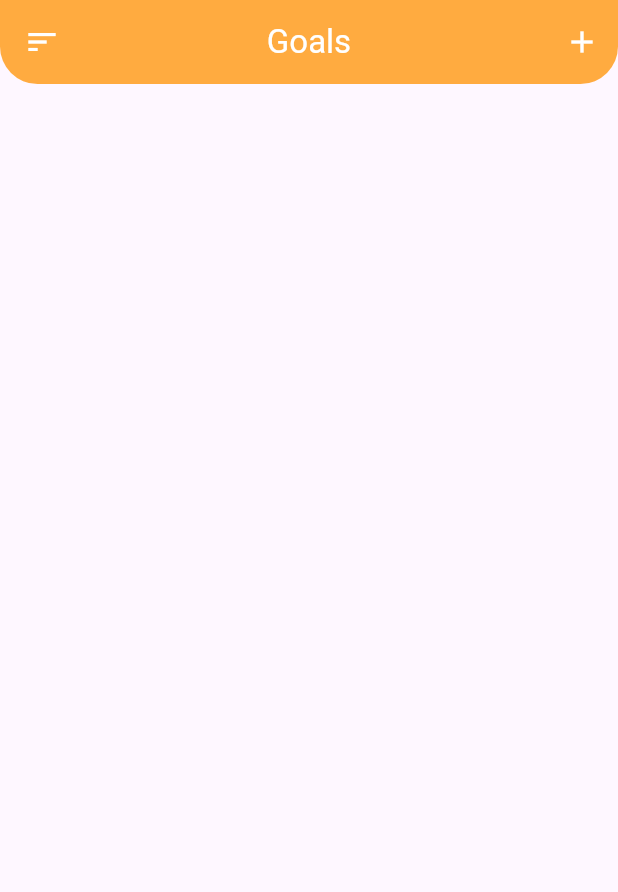
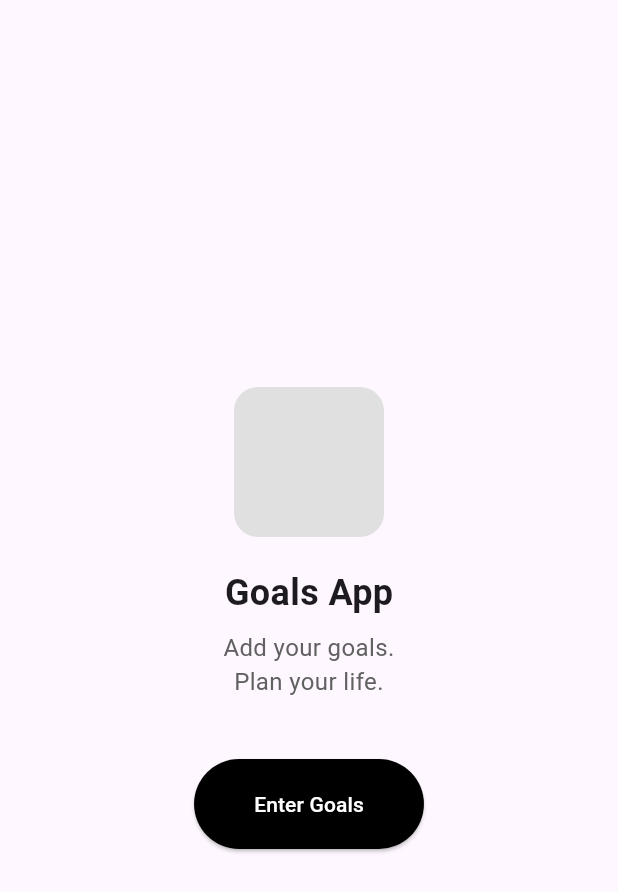
Before and after one commit to alrlabajo/mobdev_demo, a Flutter app: the screen it shows after launch, on a phone screen of 412 x 824 dp. Shown: the top 892 px of the screen. Run offline on Flutter 3.47's test engine with Material 3 defaults, Android fonts, the phone set to English and light mode, and no system bars; our stand-ins replace cloud_firestore, firebase_core; accounts and stored records are empty.

Commit message:
added new screen + models

```diff
--- a/lib/main.dart
+++ b/lib/main.dart
@@ -1,6 +1,7 @@
 import 'package:firebase_core/firebase_core.dart';
 import 'package:goals_app/firebase_options.dart';
 import 'package:flutter/material.dart';
+import 'package:goals_app/pages/welcome_page.dart';
 
 import 'pages/home_page.dart';
 
@@ -15,9 +16,14 @@ class MyApp extends StatelessWidget {
 
   @override
   Widget build(BuildContext context) {
-    return const MaterialApp(
+    return MaterialApp(
       debugShowCheckedModeBanner: false,
-      home: HomePage(),
+      theme: ThemeData(primarySwatch: Colors.grey),
+      home: const WelcomePage(),
+      routes: {
+        '/homepage': (context) => const HomePage(),
+        '/welcomepage': (context) => const WelcomePage()
+      },
     );
   }
 }
--- /dev/null
+++ b/lib/models/category.dart
@@ -0,0 +1,22 @@
+enum Category {
+  education(emoji: '📚'),
+  personal(emoji: '👤'),
+  health(emoji: '🏥'),
+  work(emoji: '💼'),
+  leisure(emoji: '🎁'),
+  travel(emoji: '✈️'),
+  home(emoji: '🏠'),
+  other(emoji: '📦');
+
+  final String emoji;
+
+  const Category ({required this.emoji});
+
+  String formatName() {
+    return '$emoji ${name[0].toUpperCase() + name.substring(1)}';
+  }
+
+  String toJson() => name;
+  static Category fromJson(String json) => values.byName(json);
+
+}
--- /dev/null
+++ b/lib/models/frequency.dart
@@ -0,0 +1,17 @@
+enum Frequency {
+  daily (daysInBetween: 1),
+  weekly (daysInBetween: 7),
+  biweekly (daysInBetween: 14),
+  monthly (daysInBetween: 30);
+
+  final int daysInBetween;
+
+  const Frequency ({required this.daysInBetween});
+
+  String formatName() {
+    return name[0].toUpperCase() + name.substring(1);
+  }
+
+  String toJson() => name;
+  static Frequency fromJson(String json) => values.byName(json);
+}
--- /dev/null
+++ b/lib/models/goals.dart
@@ -0,0 +1,46 @@
+import 'package:cloud_firestore/cloud_firestore.dart';
+import 'package:goals_app/models/category.dart';
+import 'package:goals_app/models/frequency.dart';
+
+class Goals {
+  String? id;
+  String name;
+  double price;
+  Category category;
+  Frequency frequency;
+  DateTime targetDate;
+
+  Goals({
+    this.id,
+    required this.name,
+    required this.price,
+    required this.category,
+    required this.frequency,
+    required this.targetDate,
+  });
+
+  get savingsPerFrequency => null;
+
+  // Convert Goal object to JSON
+  Map<String, dynamic> toJson() {
+    return {
+      'name': name,
+      'price': price,
+      'category': category.toString(),
+      'frequency': frequency.toString(),
+      'targetDate': Timestamp.fromDate(targetDate),
+    };
+  }
+
+  // Create Goal object from JSON
+  factory Goals.fromJson(Map<String, dynamic> json) {
+    return Goals(
+      id: json['id'],
+      name: json['name'],
+      price: json['price'],
+      category: Category.values.firstWhere((e) => e.toString() == json['category']),
+      frequency: Frequency.values.firstWhere((e) => e.toString() == json['frequency']),
+      targetDate: (json['targetDate'] as Timestamp).toDate(),
+    );
+  }
+}
--- /dev/null
+++ b/lib/pages/welcome_page.dart
@@ -0,0 +1,63 @@
+import 'package:flutter/material.dart';
+
+class WelcomePage extends StatelessWidget {
+  const WelcomePage({super.key});
+
+  @override
+  Widget build(BuildContext context) {
+    return MaterialApp(
+      debugShowCheckedModeBanner: false,
+      home: Scaffold(
+        body: Center(
+          child: Column(
+            mainAxisAlignment: MainAxisAlignment.center,
+            children: <Widget>[
+              Container(
+                width: 100,
+                height: 100,
+                decoration: BoxDecoration(
+                  color: Colors.grey[300],
+                  borderRadius: BorderRadius.circular(16),
+                ),
+              ),
+              SizedBox(height: 20),
+              const Text(
+                'Goals App', //Title
+                style: TextStyle(
+                  fontSize: 24,
+                  fontWeight: FontWeight.bold,
+                ),
+              ),
+              const SizedBox(height: 8),
+              Text(
+                'Add your goals.\nPlan your life.',
+                textAlign: TextAlign.center,
+                style: TextStyle(
+                  fontSize: 16,
+                  color: Colors.grey[700],
+                ),
+              ),
+              const SizedBox(height: 40),
+              ElevatedButton( //Center Button
+                onPressed: () {
+                  Navigator.pushNamed(context, '/homepage');
+                },
+                style: ElevatedButton.styleFrom(
+                  backgroundColor: Colors.black, // Background color
+                  shape: RoundedRectangleBorder(
+                    borderRadius: BorderRadius.circular(50),
+                  ),
+                  padding: const EdgeInsets.symmetric(horizontal: 40, vertical: 20),
+                ),
+                child: const Text(
+                  'Enter Goals',
+                  style: TextStyle(color: Colors.white), // Text color
+                ),
+              ),
+            ],
+          ),
+        ),
+      ),
+    );
+  }
+}
--- a/lib/services/firestore.dart
+++ b/lib/services/firestore.dart
@@ -1,33 +1,37 @@
 import 'package:cloud_firestore/cloud_firestore.dart';
+import 'package:goals_app/models/goals.dart';
 
 class FirestoreService {
-  //Get List of Goals
-  final CollectionReference goals =
-      FirebaseFirestore.instance.collection("goals");
+  final FirebaseFirestore _db = FirebaseFirestore.instance;
 
-  //Create: Add new goal to database
-  Future<void> addGoal(String goal) {
-    return goals.add({
-      'goal': goal,
-      'timestamp': Timestamp.now(),
-    });
+  // Get a stream of goals from Firestore
+  Stream<List<Goals>> getGoalsStream() {
+    return _db
+        .collection('goals')
+        .withConverter<Goals>(
+          fromFirestore: (snapshot, _) => Goals.fromJson(snapshot.data()!),
+          toFirestore: (goal, _) => goal.toJson(),
+        )
+        .snapshots()
+        .map((snapshot) => snapshot.docs.map((doc) {
+              Goals goal = doc.data();
+              goal.id = doc.id;
+              return goal;
+            }).toList());
   }
 
-  //Read: Get goal/s in database
-  Stream<QuerySnapshot> getGoalsStream() {
-    return goals.orderBy('timestamp', descending: true).snapshots();
+  // Add a new goal to Firestore
+  Future<void> addGoal(Goals goal) {
+    return _db.collection('goals').add(goal.toJson());
   }
 
-  //Update: Update goals written
-  Future<void> updateGoals(String docID, String newGoals) {
-    return goals.doc(docID).update({
-      'goal': newGoals,
-      'timestamp': Timestamp.now(),
-    });
+  // Update an existing goal in Firestore
+  Future<void> updateGoals(String id, Goals goal) {
+    return _db.collection('goals').doc(id).set(goal.toJson());
   }
 
-  //Delete: Delete goals
-  Future<void> deleteGoals(String docID) {
-    return goals.doc(docID).delete();
+  // Delete a goal from Firestore
+  Future<void> deleteGoals(String id) {
+    return _db.collection('goals').doc(id).delete();
   }
 }
```
Also changed, not shown: lib/pages/home_page.dart (+150 -60 lines).
